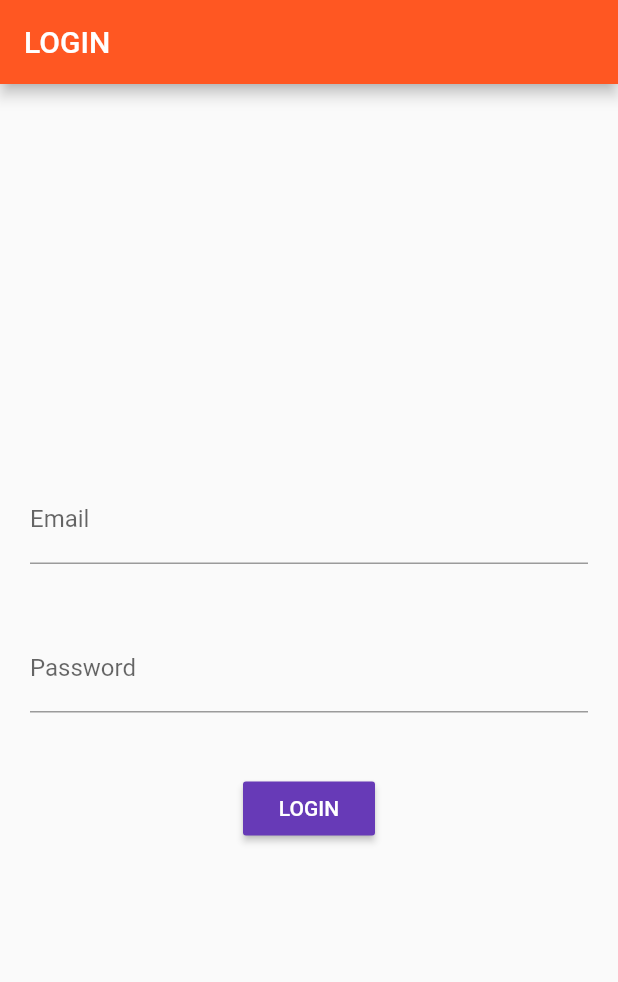
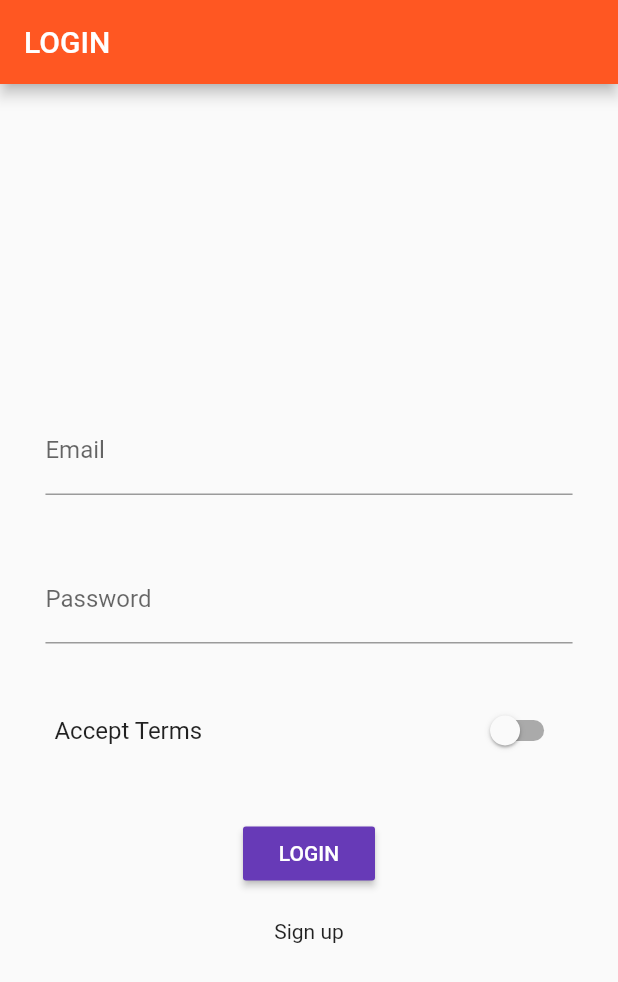
Before and after one commit to soonsam123/ProductManager, a Flutter app: the screen it shows after launch, on a phone screen of 412 x 824 dp. Shown: the top 982 px of the screen. Run offline on Flutter 3.47's test engine with Material 2 defaults, Android fonts, the phone set to English and light mode, and no system bars; statements that could not run were skipped.

Commit message:
section 8 finished

```diff
--- a/lib/pages/auth.dart
+++ b/lib/pages/auth.dart
@@ -8,48 +8,106 @@ class AuthPage extends StatefulWidget {
 }
 
 class _AuthPageState extends State<AuthPage> {
-  String emailValue = '';
-  String passwordValue = '';
+  String _emailValue = '';
+  String _passwordValue = '';
+  bool _acceptTerms = false;
+
+  Widget _buildEmailField() {
+    return Container(
+      margin: EdgeInsets.all(20.0),
+      child: TextField(
+        decoration: InputDecoration(labelText: 'Email'),
+        keyboardType: TextInputType.emailAddress,
+        onChanged: (String value) {
+          setState(() {
+            _emailValue = value;
+          });
+        },
+      ),
+    );
+  }
+
+  Widget _buildPasswordField() {
+    return Container(
+      margin: EdgeInsets.all(20.0),
+      child: TextField(
+        decoration: InputDecoration(labelText: 'Password'),
+        obscureText: true,
+        onChanged: (String value) {
+          setState(() {
+            _passwordValue = value;
+          });
+        },
+      ),
+    );
+  }
+
+  Widget _buildTermsSwitch() {
+    return Container(
+      margin: EdgeInsets.all(10.0),
+      child: SwitchListTile(
+        value: _acceptTerms,
+        onChanged: (bool value) {
+          setState(() {
+            _acceptTerms = value;
+          });
+        },
+        title: Text('Accept Terms'),
+      ),
+    );
+  }
+
+  void _submitForm() {
+    print('Email: $_emailValue - Password: $_passwordValue');
+    Navigator.pushReplacementNamed(context, '/product');
+  }
+
+  void _buildDialog() {
+    showDialog(context: context, builder: (BuildContext context) {
+      return AlertDialog(title: Text('Clicked'),);
+    })
+  }
+
+  Widget _buildSignUpText() {
+    return GestureDetector(
+      onTap: _buildDialog,
+      child: Container(
+        child: Text('Sign up'),
+      ),
+    );
+  }
 
   @override
   Widget build(BuildContext context) {
+    final double deviceWidth = MediaQuery.of(context).size.width;
+    final double targetWidth = deviceWidth > 768.0 ? 500.0 : deviceWidth * 0.95;
+
     return Scaffold(
         appBar: AppBar(
           title: Text('LOGIN'),
         ),
-        body: Column(
-          mainAxisAlignment: MainAxisAlignment.center,
-          crossAxisAlignment: CrossAxisAlignment.center,
+        body: Center(
+          child: SingleChildScrollView(
+            child: Container(
+              width: targetWidth,
+              child: Column(
                 children: <Widget>[
-            Container(
-              margin: EdgeInsets.all(20.0),
-              child: TextField(
-                decoration: InputDecoration(labelText: 'Email'),
-                keyboardType: TextInputType.emailAddress,
-                onChanged: (String value) => emailValue = value,
-              ),
-            ),
-            Container(
-              margin: EdgeInsets.all(20.0),
-              child: TextField(
-                decoration: InputDecoration(labelText: 'Password'),
-                obscureText: true,
-                onChanged: (String value) => passwordValue = value,
-              ),
-            ),
+                  _buildEmailField(),
+                  _buildPasswordField(),
+                  _buildTermsSwitch(),
                   Container(
                     margin: EdgeInsets.all(20.0),
                     child: RaisedButton(
                       child: Text('LOGIN'),
-                color: Theme.of(context).accentColor,
                       textColor: Colors.white,
-                onPressed: () {
-                  print('Email: $emailValue - Password: $passwordValue');
-                  Navigator.pushReplacementNamed(context, '/product');
-                },
+                      onPressed: _submitForm,
                     ),
-            )
+                  ),
+                  _buildSignUpText()
                 ],
+              ),
+            ),
+          ),
         ));
   }
 }
```
Also changed, not shown: lib/main.dart (+6 -3 lines), lib/pages/product.dart (+47 -23 lines), lib/pages/product_create.dart (+45 -25 lines), lib/pages/products.dart (+8 -24 lines), lib/pages/products_admin.dart (+3 -16 lines), lib/product_manager.dart (deleted, +0 -21 lines), lib/products.dart (deleted, +0 -42 lines), lib/widgets/products/border_box_text.dart (added, +18 -0 lines), lib/widgets/products/item_product.dart (added, +53 -0 lines), lib/widgets/products/price_tag.dart (added, +22 -0 lines), lib/widgets/products/products.dart (added, +26 -0 lines), lib/widgets/ui_elements/drawer_custom.dart (added, +37 -0 lines), lib/widgets/ui_elements/title_default.dart (added, +15 -0 lines), pubspec.yaml (+6 -4 lines), 1 more files. Lines whose indentation alone changed are shown as unchanged.
